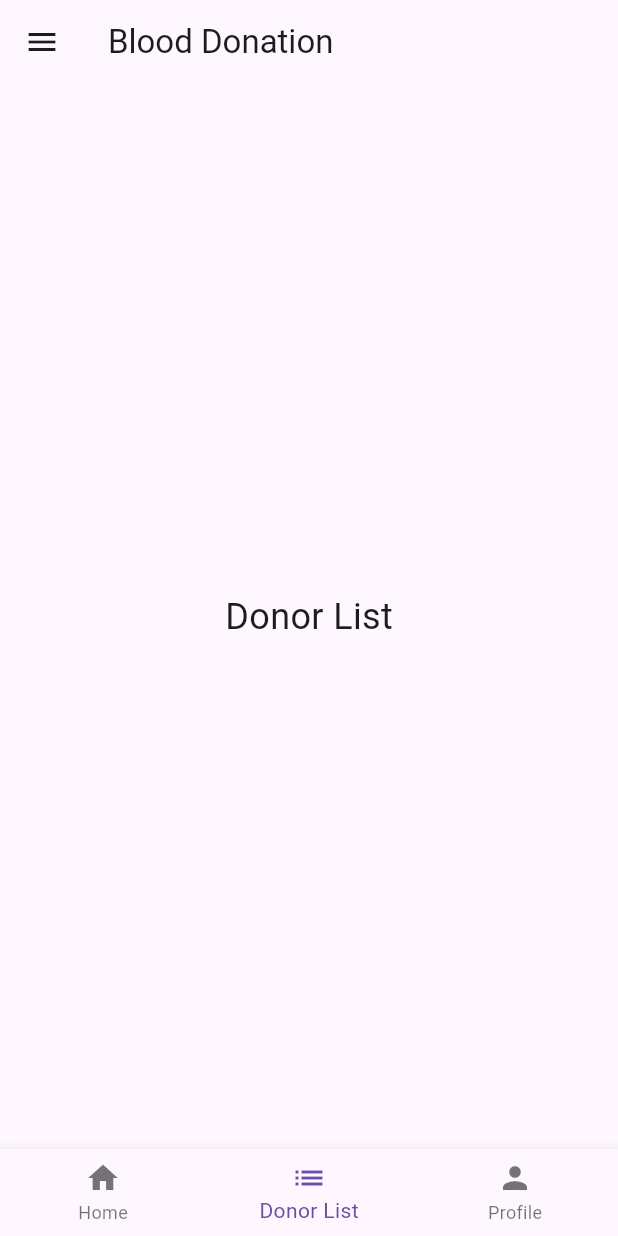
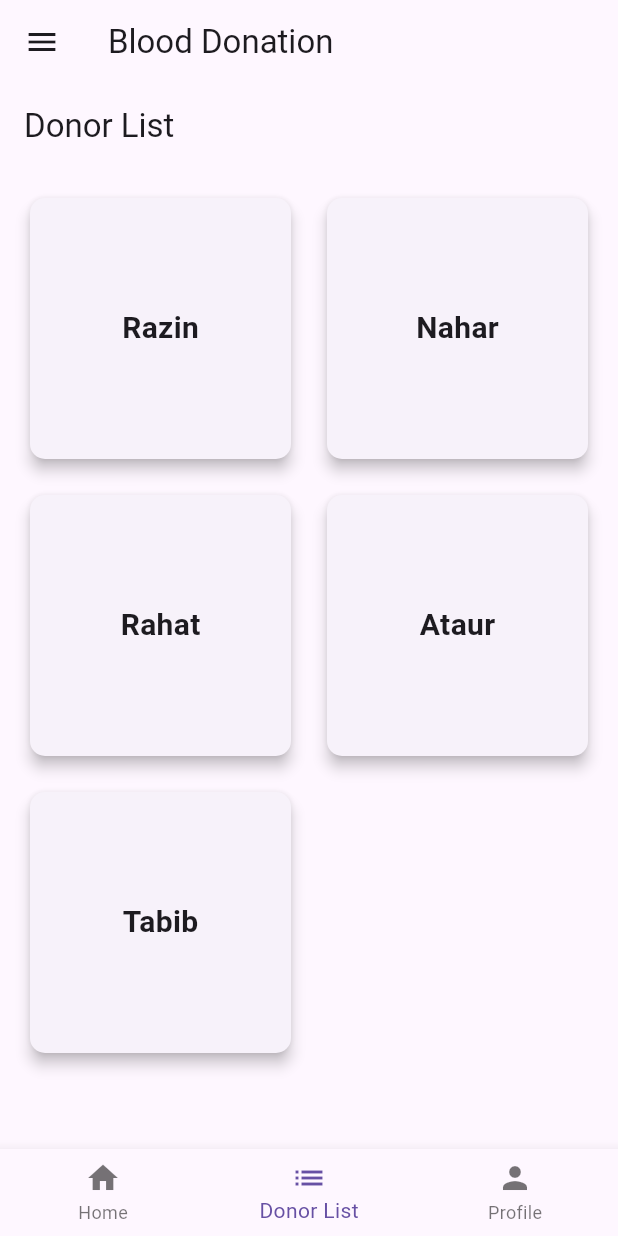
Before and after one commit to Ataur-Rahman-Samnan/project-22, a Flutter app: the screen it shows after launch, item 2 of the bottom bar chosen, on a phone screen of 412 x 824 dp. Run offline on Flutter 3.47's test engine with Material 3 defaults, Android fonts, the phone set to English and light mode, and no system bars.

Commit message:
updated 3 pages

```diff
--- a/flutter_application_1/lib/main.dart
+++ b/flutter_application_1/lib/main.dart
@@ -22,34 +22,9 @@ class BloodDonationHome extends StatefulWidget {
 class _BloodDonationHomeState extends State<BloodDonationHome> {
   int _currentIndex = 0;
   final List<Widget> _pages = [
-    Center(
-      child: Column(
-        mainAxisAlignment: MainAxisAlignment.center,
-        children: <Widget>[
-          Text(
-            'Welcome to Blood Donation',
-            style: TextStyle(
-              fontSize: 30,
-              fontWeight: FontWeight.bold,
-              color: Colors.blueAccent,
-            ),
-          ),
-          SizedBox(
-              height:
-                  10), // Add some space between the title and the subheading
-          Text(
-            'Donate blood, save lives!',
-            style: TextStyle(
-              fontSize: 18,
-              fontStyle: FontStyle.italic,
-              color: Colors.blueGrey,
-            ),
-          ),
-        ],
-      ),
-    ),
-    Center(child: Text('Donor List', style: TextStyle(fontSize: 24))),
-    Center(child: Text('Profile', style: TextStyle(fontSize: 24))),
+    HomeScreen(),
+    DonorListScreen(),
+    ProfileScreen(),
   ];
 
   void _onTabTapped(int index) {
@@ -81,3 +56,88 @@ class _BloodDonationHomeState extends State<BloodDonationHome> {
     );
   }
 }
+
+class HomeScreen extends StatelessWidget {
+  @override
+  Widget build(BuildContext context) {
+    return Center(child: Text('Welcome', style: TextStyle(fontSize: 24)));
+  }
+}
+
+class DonorListScreen extends StatelessWidget {
+  final List<String> donors = ['Razin', 'Nahar', 'Rahat', 'Ataur', 'Tabib'];
+
+  @override
+  Widget build(BuildContext context) {
+    return Scaffold(
+      appBar: AppBar(title: Text('Donor List')),
+      body: GridView.builder(
+        padding: EdgeInsets.all(16),
+        gridDelegate: SliverGridDelegateWithFixedCrossAxisCount(
+          crossAxisCount: 2,
+          crossAxisSpacing: 16,
+          mainAxisSpacing: 16,
+        ),
+        itemCount: donors.length,
+        itemBuilder: (context, index) {
+          return GestureDetector(
+            onTap: () {
+              Navigator.push(
+                context,
+                MaterialPageRoute(
+                  builder: (context) =>
+                      DonorDetailsScreen(donorName: donors[index]),
+                ),
+              );
+            },
+            child: Card(
+              elevation: 4,
+              shape: RoundedRectangleBorder(
+                  borderRadius: BorderRadius.circular(10)),
+              child: Center(
+                child: Text(
+                  donors[index],
+                  style: TextStyle(fontSize: 20, fontWeight: FontWeight.bold),
+                ),
+              ),
+            ),
+          );
+        },
+      ),
+    );
+  }
+}
+
+class DonorDetailsScreen extends StatelessWidget {
+  final String donorName;
+
+  DonorDetailsScreen({required this.donorName});
+
+  @override
+  Widget build(BuildContext context) {
+    return Scaffold(
+      appBar: AppBar(title: Text('Donor Details')),
+      body: Padding(
+        padding: EdgeInsets.all(16.0),
+        child: Column(
+          crossAxisAlignment: CrossAxisAlignment.start,
+          children: [
+            Text('Name: $donorName', style: TextStyle(fontSize: 22)),
+            SizedBox(height: 10),
+            Text('Mobile: 01762839212', style: TextStyle(fontSize: 18)),
+            SizedBox(height: 10),
+            Text('Address: 682/9, Kafrul, Dhaka',
+                style: TextStyle(fontSize: 18)),
+          ],
+        ),
+      ),
+    );
+  }
+}
+
+class ProfileScreen extends StatelessWidget {
+  @override
+  Widget build(BuildContext context) {
+    return Center(child: Text('Profile', style: TextStyle(fontSize: 24)));
+  }
+}
```
